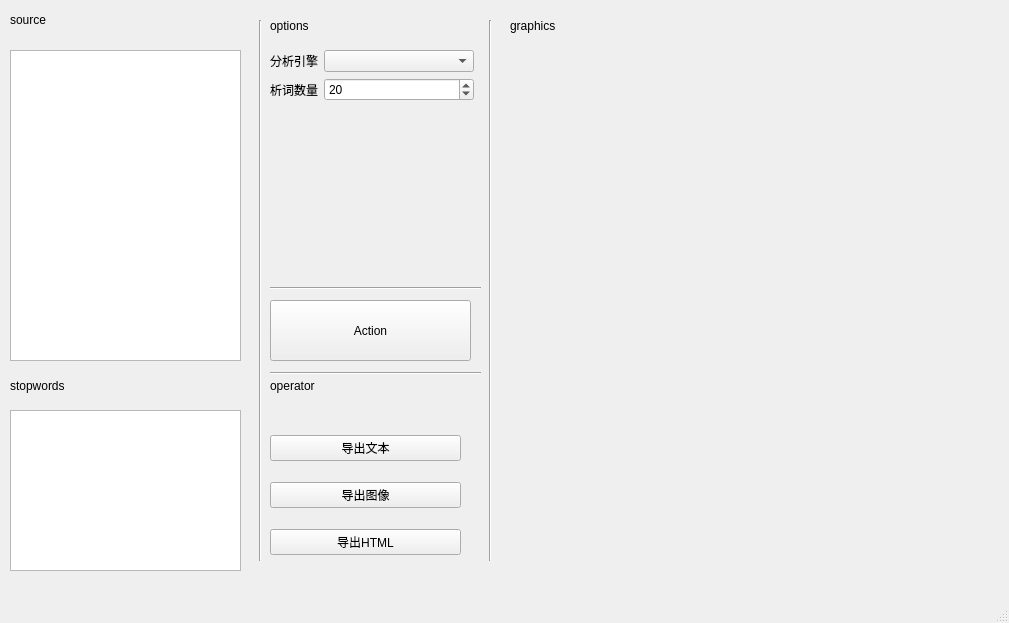
Qt form gui/win.ui (oct-month/JiebaWords) before a commit.
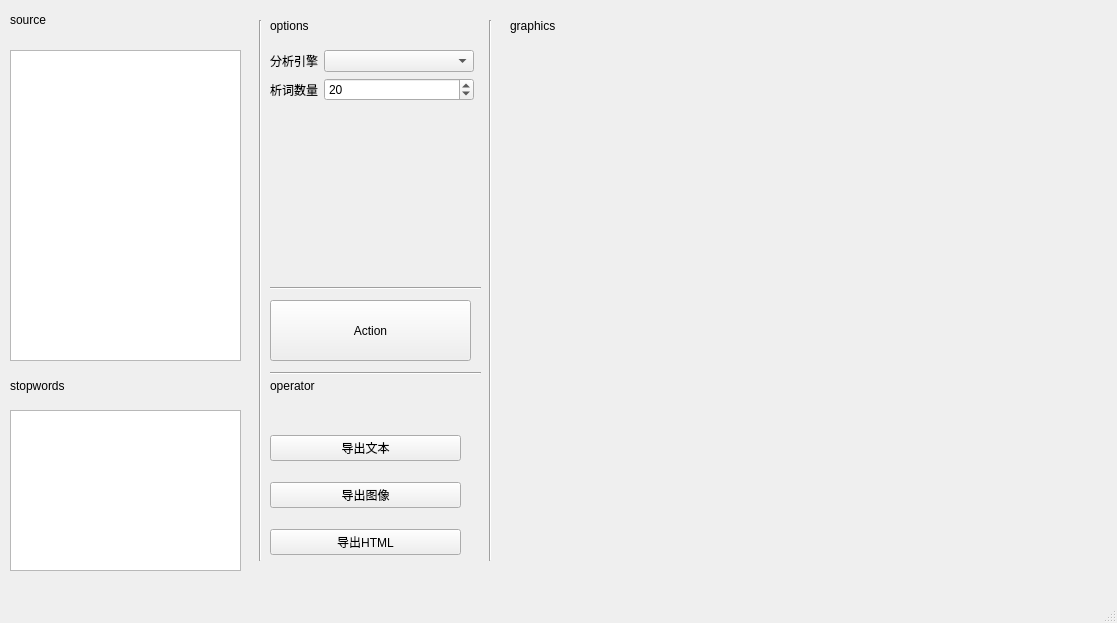
The same form after that commit.

```diff
--- a/gui/win.ui
+++ b/gui/win.ui
@@ -6,7 +6,7 @@
    <rect>
     <x>0</x>
     <y>0</y>
-    <width>1009</width>
+    <width>1117</width>
     <height>623</height>
    </rect>
   </property>
@@ -262,7 +262,7 @@
      <rect>
       <x>510</x>
       <y>60</y>
-      <width>481</width>
+      <width>591</width>
       <height>511</height>
      </rect>
     </property>
```
Left out of the diff: 5 changed lines with no effect on the pictures.
